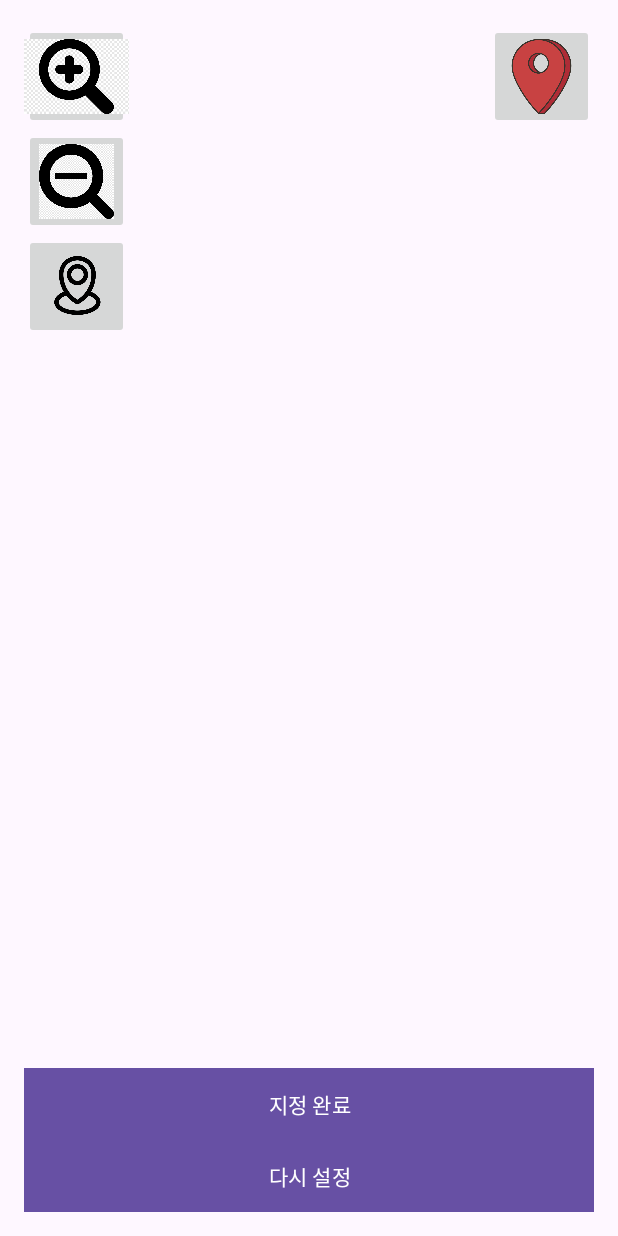
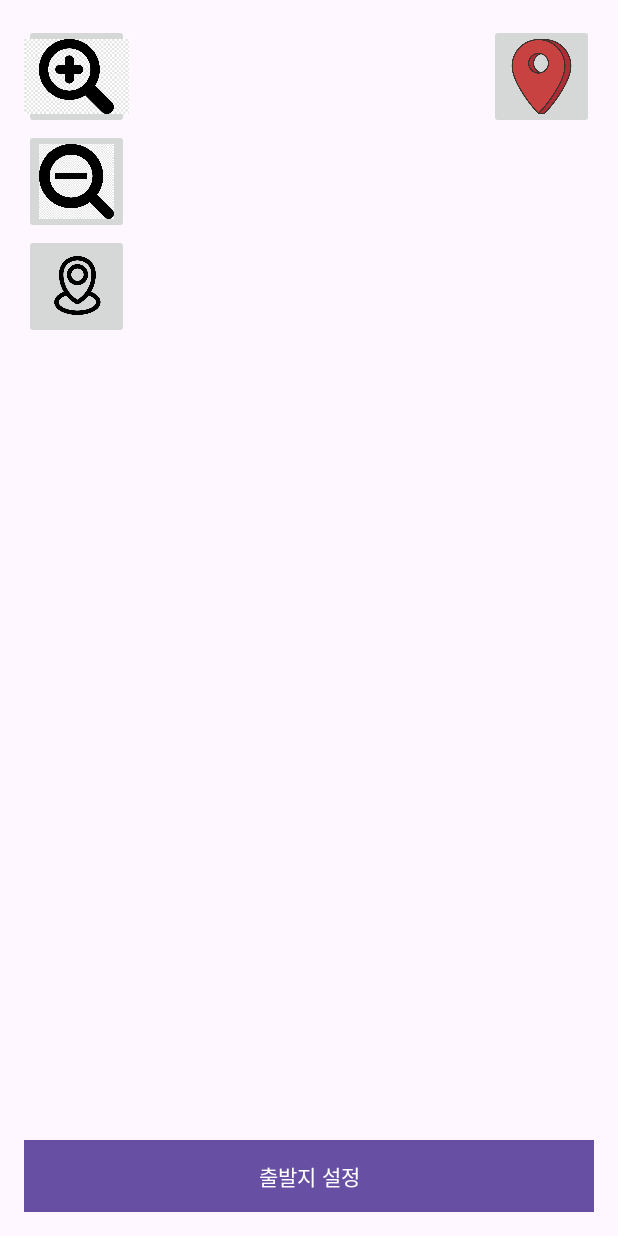
Before and after one commit to df2854/CapstoneDesign, an Android app: the RouteMain screen opened directly, with no data from a screen before it, after a tap on "출발지 설정", on a phone screen of 412 x 824 dp. Run offline under Robolectric (Android 15) with nearby library versions, the phone set to English and light mode, and no system bars; libraries missing offline, so code that uses them is left out: com.skt; 12 statements that could not run were skipped.

Commit message:
markerimage change, running info

```diff
--- a/app/src/main/java/com/cookandroid/aerobicapplication/route/RouteMain.java
+++ b/app/src/main/java/com/cookandroid/aerobicapplication/route/RouteMain.java
@@ -37,8 +37,9 @@ public class RouteMain extends AppCompatActivity implements TMapGpsManager.onLoc
     private boolean isStartPointSet = false;  // 출발지 설정 여부
     private boolean isMarkerAddEnabled = false;
     private TMapMarkerItem currentMarker;  // 현재 마커 객체 저장
+    ArrayList<TMapMarkerItem> makerList = new ArrayList<>();
     private TMapGpsManager tMapGpsManager;
-
+    int currentImage = R.drawable.startmarker;
     // 레이아웃에 포함된 텍스트 뷰 초기화
     private TextView estimatedDistanceTextView;
     private TextView estimatedTimeTextView;
@@ -97,13 +98,14 @@ public class RouteMain extends AppCompatActivity implements TMapGpsManager.onLoc
 
         // 출발지 설정 버튼 클릭 리스너 추가
         btnSetStartPoint.setOnClickListener(v -> {
-            if (!isStartPointSet) {
+            if (markerPoints.isEmpty()) {
+                Toast.makeText(this, "마커를 먼저 추가해 주세요.", Toast.LENGTH_SHORT).show();
+            }else if (!isStartPointSet) {
                 isStartPointSet = true;  // 출발지 설정이 완료되었으므로 여러 개의 마커를 찍을 수 있도록 변경
+                currentImage = R.drawable.middlemarker;
                 btnEndSet.setVisibility(View.VISIBLE);  // "지정 완료" 버튼 보이기
                 btnSetStartPoint.setVisibility(View.GONE);  // "출발지 설정" 버튼 숨기기
                 btnReset.setVisibility(View.VISIBLE);  // "다시 설정" 버튼 보이기
-            } else {
-//                Toast.makeText(this, "이미 출발지가 설정되었습니다.", Toast.LENGTH_SHORT).show();
             }
         });
 
@@ -112,6 +114,12 @@ public class RouteMain extends AppCompatActivity implements TMapGpsManager.onLoc
             if (markerPoints.size() < 2) {
                 Toast.makeText(this, "경로를 계산하기 위해 최소 2개의 마커가 필요합니다.", Toast.LENGTH_SHORT).show();
             } else {
+
+                if (!makerList.isEmpty()) {
+                    TMapMarkerItem lastMarker = makerList.get(makerList.size() - 1);
+                    updateMarkerIcon(lastMarker,R.drawable.finishmarker);
+                    tMapView.invalidate();  // 마커 이미지 변경 후 강제 갱신
+                }
                 // 총 거리 초기화
                 totalDistance = 0;
 
@@ -166,7 +174,7 @@ public class RouteMain extends AppCompatActivity implements TMapGpsManager.onLoc
             // 모든 마커, 경로 폴리라인 제거
             tMapView.removeAllMarkerItem();
             tMapView.removeAllTMapPolyLine();
-
+            currentImage = R.drawable.startmarker;
             // 거리, 시간 초기화
             markerPoints.clear();
             totalDistance = 0;
@@ -215,6 +223,18 @@ public class RouteMain extends AppCompatActivity implements TMapGpsManager.onLoc
             currentMarker = null; // 마커 정보 초기화
         }
     }
+
+    private void updateMarkerIcon(TMapMarkerItem marker, int resourceId) {
+        // 새 이미지 로드 및 크기 조정
+        Bitmap icon = BitmapFactory.decodeResource(getResources(), resourceId);
+        Bitmap resizedIcon = Bitmap.createScaledBitmap(icon, 165, 190, false); // 원하는 크기로 조정
+
+        // 마커 아이콘 설정
+        marker.setIcon(resizedIcon);
+
+    }
+
+
     // 클릭한 위치에 마커를 추가하는 메서드
     private void addMarker(TMapPoint point) {
        if(isMarkerAddEnabled) { // 기존 마커 삭제
@@ -231,11 +251,7 @@ public class RouteMain extends AppCompatActivity implements TMapGpsManager.onLoc
            // 마커의 핀 설정 (중앙에 위치하도록)
            markerItem.setPosition(0.5f, 1.0f);
 
-           // 마커 이미지 로드 및 크기 조정
-           Bitmap icon = BitmapFactory.decodeResource(getResources(), R.drawable.startmarker);  // 마커 이미지 로드
-           Bitmap resizedIcon = Bitmap.createScaledBitmap(icon, 165, 190, false);  // 가로 세로 100x100으로 크기 조정
-           markerItem.setIcon(resizedIcon);
-
+           updateMarkerIcon(markerItem, currentImage);
            // 마커 ID 설정
            String markerId = "marker_" + point.toString();
            markerItem.setID(markerId);
@@ -257,12 +273,12 @@ public class RouteMain extends AppCompatActivity implements TMapGpsManager.onLoc
 
            // 지도에 마커 추가
            tMapView.addMarkerItem(markerId, markerItem);
+           makerList.add(markerItem); // 모든 마커를 리스트에 추가
 
            // 마커 추가 메시지 표시
 //        Toast.makeText(this, "마커가 추가되었습니다!", Toast.LENGTH_SHORT).show();
            // 마커의 위치를 리스트에 저장
            markerPoints.add(point);
-
            // 출발지가 설정된 경우에만 경로 계산
            if (isStartPointSet && markerPoints.size() >= 2) {
                TMapPoint lastPoint = markerPoints.get(markerPoints.size() - 2); // 마지막에서 두 번째 마커
@@ -301,7 +317,7 @@ public class RouteMain extends AppCompatActivity implements TMapGpsManager.onLoc
         // 마커가 존재하는 경우
         if (markerItem != null) {
             // 마커 이미지 로드 및 크기 조정
-            Bitmap icon = BitmapFactory.decodeResource(getResources(), R.drawable.startmarker);  // 강조된 마커 이미지 로드
+            Bitmap icon = BitmapFactory.decodeResource(getResources(), currentImage);  // 강조된 마커 이미지 로드
             Bitmap resizedIcon = Bitmap.createScaledBitmap(icon, 180, 205, false);  // 크기 조정 (예: 120x120)
 
             // 마커의 아이콘을 강조된 아이콘으로 설정
@@ -317,7 +333,7 @@ public class RouteMain extends AppCompatActivity implements TMapGpsManager.onLoc
 
             // 일정 시간 후 원래 크기로 복구 (여기서는 1초 후)
             new Handler().postDelayed(() -> {
-                Bitmap originalIcon = BitmapFactory.decodeResource(getResources(), R.drawable.startmarker);
+                Bitmap originalIcon = BitmapFactory.decodeResource(getResources(), currentImage);
                 Bitmap originalResizedIcon = Bitmap.createScaledBitmap(originalIcon, 165, 190, false);
                 markerItem.setIcon(originalResizedIcon);
                 tMapView.removeMarkerItem(markerId);
@@ -343,6 +359,8 @@ public class RouteMain extends AppCompatActivity implements TMapGpsManager.onLoc
         });
 
     }
+
+   ////////////////////////Gps///////////////////////////
 
     private void initializeGps() {
         tMapGpsManager = new TMapGpsManager(this);
--- a/app/src/main/res/layout/activity_start_workout.xml
+++ b/app/src/main/res/layout/activity_start_workout.xml
@@ -57,19 +57,28 @@
         android:id="@+id/infoLayout"
         android:layout_width="match_parent"
         android:layout_height="wrap_content"
-        android:orientation="horizontal"
+        android:orientation="vertical"
         android:background="@color/white"
         android:padding="16dp"
+        android:paddingBottom="0dp"
+        android:layout_marginBottom="30dp"
+        android:layout_marginLeft="15dp"
+        android:layout_marginRight="15dp"
         android:visibility="gone"
         app:layout_constraintBottom_toBottomOf="parent">
 
         <!-- 거리 및 시간 정보 -->
         <LinearLayout
+            android:layout_width="match_parent"
+            android:layout_height="wrap_content"
+            android:orientation="horizontal"
+            android:layout_weight="1">
+            <!-- 거리와 시간 텍스트 왼쪽 정렬 -->
+            <LinearLayout
                 android:layout_width="0dp"
                 android:layout_height="wrap_content"
                 android:layout_weight="1"
                 android:orientation="horizontal">
-
             <TextView
                     android:id="@+id/estimatedDistanceTextView"
                     android:layout_width="wrap_content"
@@ -85,23 +94,31 @@
                 android:layout_height="wrap_content"
                 android:textColor="@android:color/black"
                 android:textSize="18sp" />
+            </LinearLayout>
+
+            <!-- 시작 버튼 오른쪽 정렬 -->
+            <LinearLayout
+                android:layout_width="wrap_content"
+                android:layout_height="wrap_content"
+                android:gravity="end">
+
+                <ImageButton
+                    android:id="@+id/btnStartRoute"
+                    android:layout_width="80dp"
+                    android:layout_height="80dp"
+                    android:src="@drawable/startwalk"
+                    android:scaleType="centerCrop"
+                    android:textColor="@android:color/white"/>
+            </LinearLayout>
+        </LinearLayout>
 
         <TextView
             android:id="@+id/estimatedCalorieTextView"
             android:layout_width="wrap_content"
             android:layout_height="wrap_content"
             android:textColor="@android:color/black"
+            android:paddingLeft="3dp"
             android:textSize="18sp" />
-        </LinearLayout>
-
-        <!-- 시작 버튼 -->
-        <Button
-            android:id="@+id/btnStartRoute"
-            android:layout_width="wrap_content"
-            android:layout_height="wrap_content"
-            android:text="시작"
-            android:background="@color/design_default_color_primary"
-            android:textColor="@android:color/white"/>
     </LinearLayout>
 
     <!-- 버튼 배치 레이아웃 -->
```
Also changed, not shown: app/src/main/res/drawable/startwalk.png (added). Lines whose indentation alone changed are shown as unchanged.
